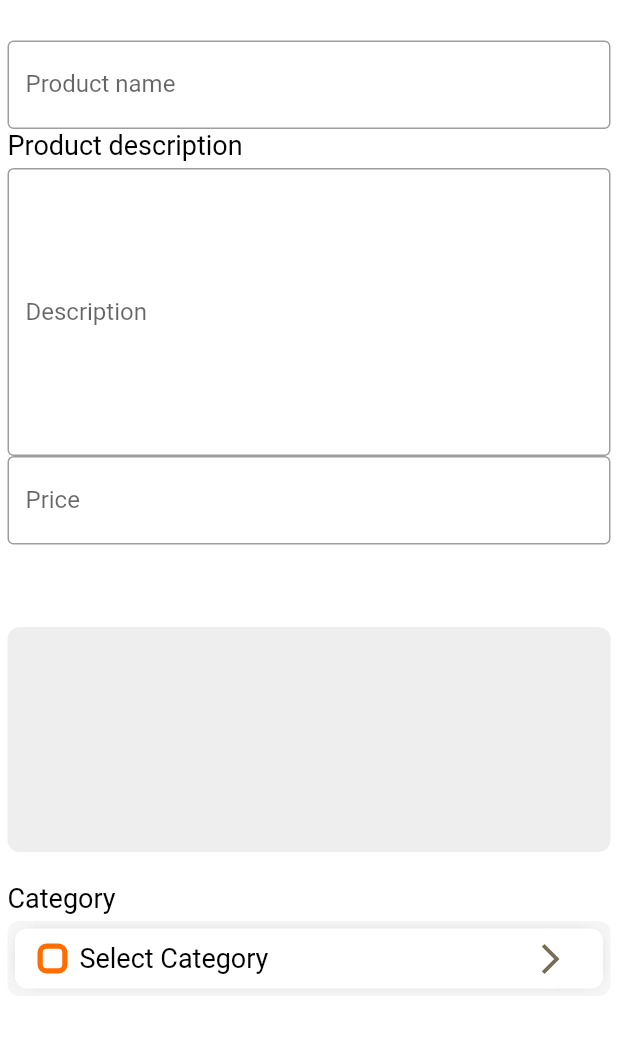
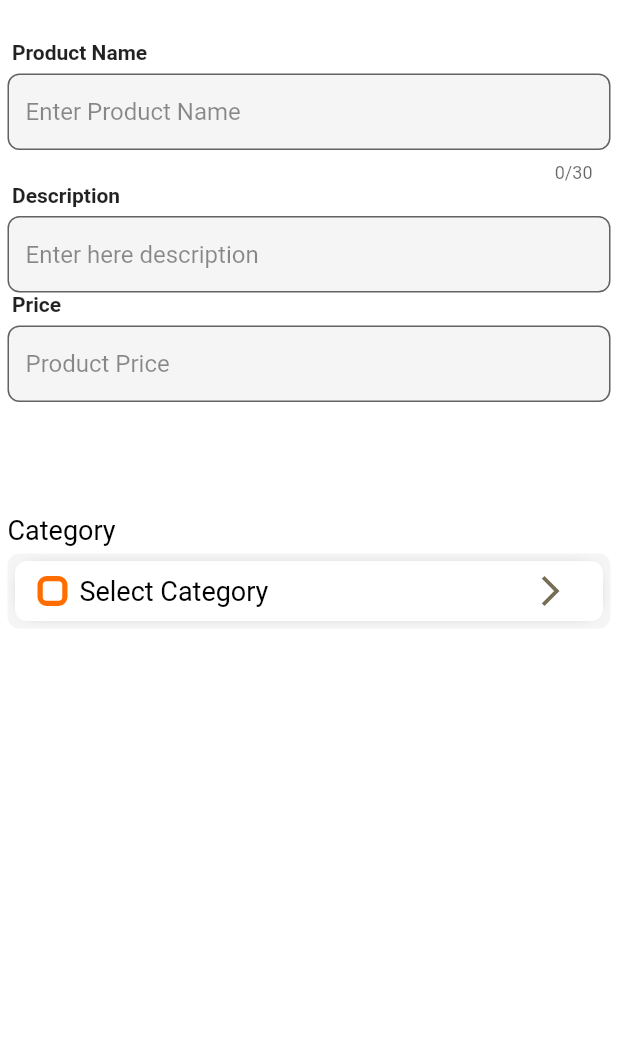
Before and after one commit to Teddydesta/gebeta-app, a Flutter app: the AddNewProductPage screen opened directly, on a phone screen of 412 x 824 dp, the part 81-1136 px from its top. Run offline on Flutter 3.47's test engine with Material 2 defaults, Android fonts, the phone set to English and light mode, and no system bars; our stand-ins replace bottom_navy_bar, firebase_auth, firebase_core, font_awesome_flutter, geocoding, geolocator and 5 more; accounts and stored records are empty.

Commit message:
(modified) product screen

```diff
--- a/lib/main.dart
+++ b/lib/main.dart
@@ -4,6 +4,7 @@ import 'package:gebeta_food_delivery/screens/authScreen/signIn.dart';
 import 'package:firebase_auth/firebase_auth.dart';
 import 'package:firebase_core/firebase_core.dart';
 import 'package:gebeta_food_delivery/screens/customer/homeMainScreen.dart';
+import 'package:gebeta_food_delivery/screens/restaurant/Products/AddNewProducts.dart';
 
 Future<void> main() async {
    WidgetsFlutterBinding.ensureInitialized();
@@ -19,7 +20,7 @@ class MyApp extends StatelessWidget {
     return const MaterialApp(
       debugShowCheckedModeBanner: false,
       title: 'Gebeta App',
-      home: SignInPage(),
+      home: AddNewProductPage(),
     );
   }
 }
--- a/lib/screens/restaurant/Products/AddNewProducts.dart
+++ b/lib/screens/restaurant/Products/AddNewProducts.dart
@@ -3,8 +3,12 @@ import 'package:flutter/material.dart';
 import 'package:gebeta_food_delivery/utils/colors.dart';
 
 import 'package:gebeta_food_delivery/widgets/app_Icon.dart';
+import 'package:gebeta_food_delivery/widgets/customInputText.dart';
 
 import '../../../widgets/customText.dart';
+import '../../../services/productService.dart';
+import '../../../services/categoryService.dart';
+import '../../../models/Product.dart';
 
 class AddNewProductPage extends StatefulWidget {
   const AddNewProductPage({Key? key}) : super(key: key);
@@ -14,9 +18,40 @@ class AddNewProductPage extends StatefulWidget {
 }
 
 class _AddNewProductPageState extends State<AddNewProductPage> {
+  final _keyForm = GlobalKey<FormState>();
+  final GlobalKey<ScaffoldState> _scaffoldKey = GlobalKey<ScaffoldState>();
 
-  final _keyForm = GlobalKey<FormState>();
+  final _productServices = ProductServices();
+  bool loading = false;
+  List _images = [];
+  String? _name;
+  TextEditingController _nameController = TextEditingController();
+  String? _description;
+  TextEditingController _descriptionController = TextEditingController();
+  String? _price;
+  TextEditingController _priceController = TextEditingController();
+  String? _category;
+  String? _location;
 
+  _validateName(String value) {
+    value.trim();
+    if (value.isEmpty) return 'Please enter product name';
+    if (double.tryParse(value) != null) return 'Only text are allowed';
+
+    return null;
+  }
+
+  _validateDescription(String value) {
+    value.trim();
+    if (value.isEmpty) return 'Please Enter product description';
+    if (double.tryParse(value) != null) return 'Only text are allowed';
+
+    return null;
+  }
+
+  _validatePrice(String value) {
+    if (value.isEmpty) return 'Please Enter product price';
+  }
 
   @override
   Widget build(BuildContext context) {
@@ -52,7 +87,6 @@ class _AddNewProductPageState extends State<AddNewProductPage> {
                     builder: ((BuildContext context) =>
                         const AddNewProductPage()))),
             child: Container(
-
                 child: TextButton(
               onPressed: () {
                 Navigator.push(
@@ -76,15 +110,17 @@ class _AddNewProductPageState extends State<AddNewProductPage> {
                 ),
                 child: Center(
                   child: const CustomText(
-                      text: 'SAVE', color: Colors.black, fontSize: 24,
-                      fontWeight: FontWeight.bold,),
+                    text: 'SAVE',
+                    color: Colors.black,
+                    fontSize: 24,
+                    fontWeight: FontWeight.bold,
                   ),
-              ),)
                 ),
+              ),
+            )),
           ),
         ],
       ),
-
       body: Form(
         key: _keyForm,
         child: ListView(
@@ -95,78 +131,48 @@ class _AddNewProductPageState extends State<AddNewProductPage> {
             //  const CustomText(text: 'Product name'),
             const SizedBox(height: 5.0),
 
-            TextFormField(
-              decoration: const InputDecoration(
-                  border: UnderlineInputBorder(),
-                   counter: Offstage(),
-                                    enabledBorder: OutlineInputBorder(
-                                        borderSide:
-                                            BorderSide(color: Colors.grey),
-                                      //  borderRadius: BorderRadius.circular(8.0)),
+            CustomTextField(
+              name: "Product Name",
+              maxLength: 30,
+              controller: _nameController,
+              keyboardType: TextInputType.text,
+              obscureText: false,
+              loading: loading,
+              validator: _validateName,
+              onChange: (val) {
+                setState(() {
+                  _name = val;
+                });
+              },
+              hintText: "Enter Product Name",
             ),
-                                    focusedBorder: OutlineInputBorder(
-                                        borderSide:
-                                            BorderSide(color: Colors.orange),),
-
-                  labelText: 'Product name',
-                 // hintText: "product"
+            CustomTextField(
+              name: "Description",
+              controller: _descriptionController ,
+              keyboardType:TextInputType.multiline,
+              obscureText: false,
+              loading: loading,
+              validator: _validateDescription,
+                onChange: (val) {
+                setState(() {
+                  _description = val;
+                });
+              },
+              hintText: "Enter here description",
+            ),          CustomTextField(
+              name: "Price",
+              controller: _priceController ,
+              keyboardType:TextInputType.number,
+              obscureText: false,
+              loading: loading,
+              validator: _validateDescription,
+                onChange: (val) {
+                setState(() {
+                  _price = val;
+                });
+              },
+              hintText: "Product Price",
             ),
-              // The validator receives the text that the user has entered.
-            ),
-            //
-CustomText(text: 'Product description'),
-            const SizedBox(height: 5.0),
-            //
-            TextFormField(
-
-              maxLines: 8,
-              decoration: const InputDecoration(
-                border: UnderlineInputBorder(),
-                 counter: Offstage(),
-                                    enabledBorder: OutlineInputBorder(
-                                        borderSide:
-                                            BorderSide(color: Colors.grey),
-                                      //  borderRadius: BorderRadius.circular(8.0)),
-                                    ),
-                                    focusedBorder: OutlineInputBorder(
-                                        borderSide:
-                                            BorderSide(color: Colors.orange),),
-                labelText: 'Description',
-              ),
-              // The validator receives the text that the user has entered.
-              validator: (value) {
-                if (value == null || value.isEmpty) {
-                  return 'Description is required';
-                }
-                return null;
-              },
-            ),
-//
-            TextFormField(
-              keyboardType: TextInputType.number,
-             // maxLines: 1,
-              decoration: const InputDecoration(
-                border: UnderlineInputBorder(),
-                labelText: 'Price',
-                hintText: "120.00 birr",
-                 enabledBorder: OutlineInputBorder(
-                                        borderSide:
-                                            BorderSide(color: Colors.grey),
-                                      //  borderRadius: BorderRadius.circular(8.0)),
-                                    ),
-                                    focusedBorder: OutlineInputBorder(
-                                        borderSide:
-                                            BorderSide(color: Colors.orange)),
-              ),
-              // The validator receives the text that the user has entered.
-              validator: (value) {
-                if (value == null || value.isEmpty) {
-                  return 'Price is required';
-                }
-                return null;
-              },
-            ),
-
             const SizedBox(height: 20.0),
             //CustomText(text: 'Price'),
             const SizedBox(height: 5.0),
@@ -174,18 +180,18 @@ CustomText(text: 'Product description'),
             const SizedBox(height: 20.0),
 
             const SizedBox(height: 10.0),
-            InkWell(
-              onTap: () async {},
-              child: Container(
-                height: 150,
-                width: MediaQuery.of(context).size.width,
-                decoration: BoxDecoration(
-                    color: Colors.grey[200],
-                    borderRadius: BorderRadius.circular(8.0)),
+            // InkWell(
+            //   onTap: () async {},
+            //   child: Container(
+            //     height: 150,
+            //     width: MediaQuery.of(context).size.width,
+            //     decoration: BoxDecoration(
+            //         color: Colors.grey[200],
+            //         borderRadius: BorderRadius.circular(8.0)),
 
-                // const Icon(Icons.wallpaper_rounded, size: 80, color: Colors.grey)
-              ),
-            ),
+            //     // const Icon(Icons.wallpaper_rounded, size: 80, color: Colors.grey)
+            //   ),
+            // ),
             const SizedBox(height: 20.0),
             const CustomText(text: 'Category'),
             const SizedBox(height: 5.0),
```
Lines whose indentation alone changed are shown as unchanged.
